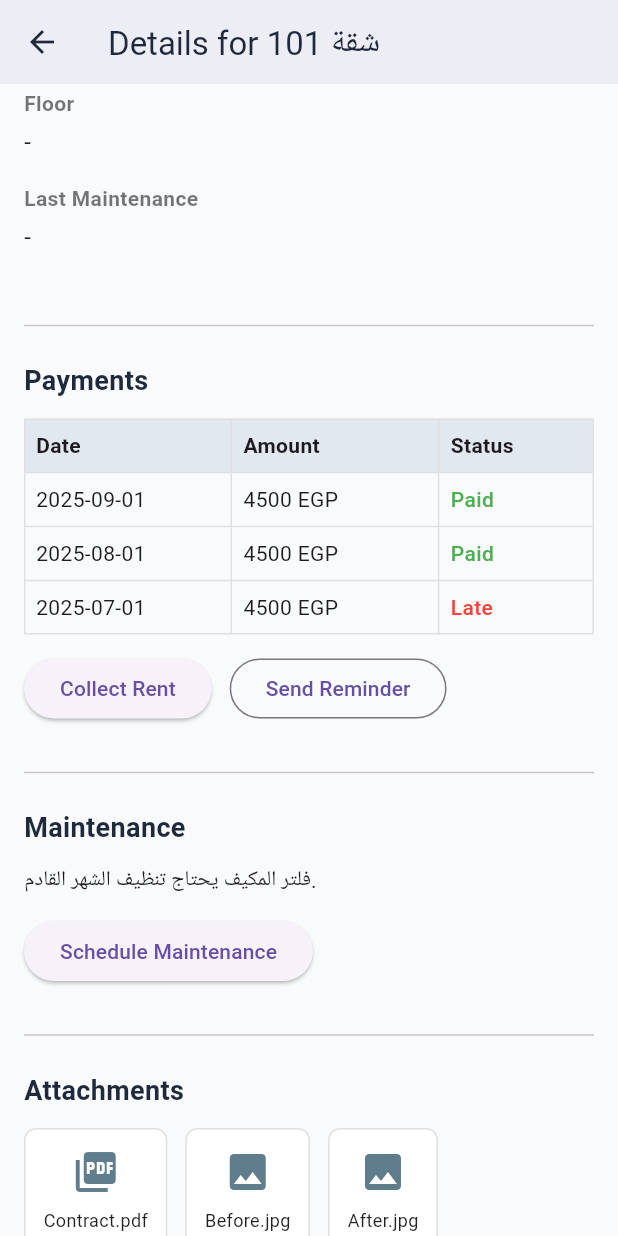
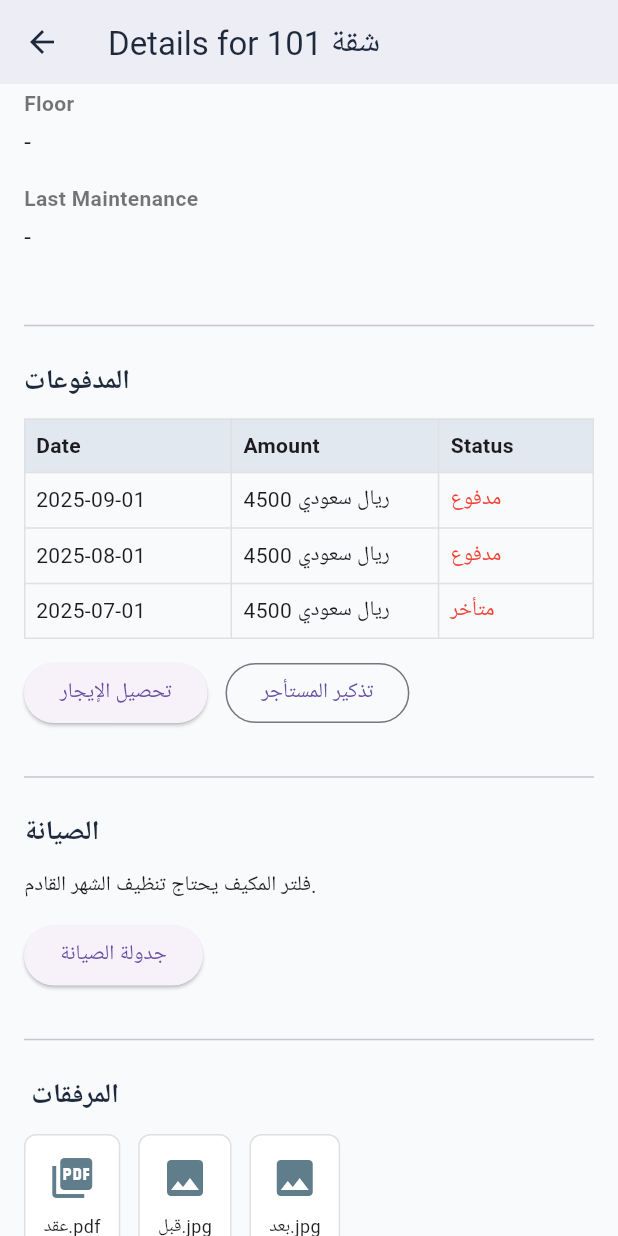
Before and after one commit to engbasel/DemaSyste, a Flutter app: the RoomDetailsView screen opened directly with sample values from the repository, scrolled down 576 dp, on a phone screen of 412 x 824 dp. Run offline on Flutter 3.47's test engine with Material 3 defaults, Android fonts, the phone set to English and light mode, and no system bars; our stand-ins replace fl_chart; network calls fail.

Commit message:
`Switched currency from EGP to SAR in the app, updated Xcode scheme to enable SARU validation mode.`

```diff
--- a/lib/views/Rooms/RoomDetailsView.dart
+++ b/lib/views/Rooms/RoomDetailsView.dart
@@ -78,7 +78,7 @@ class RoomDetailsView extends StatelessWidget {
                   const SizedBox(height: 16),
                   _buildDetailRow(
                     'Rent',
-                    '${room.rentAmount.toStringAsFixed(2)} EGP / month',
+                    '${room.rentAmount.toStringAsFixed(2)} SAR / month',
                   ),
                   const SizedBox(height: 16),
                   _buildDetailRow('Area', '${room.area ?? 0} m²'),
@@ -107,7 +107,7 @@ class RoomDetailsView extends StatelessWidget {
                       crossAxisAlignment: CrossAxisAlignment.start,
                       children: [
                         const Text(
-                          'Tenant Info',
+                          'معلومات المستأجر',
                           style: TextStyle(
                             fontSize: 18,
                             fontWeight: FontWeight.bold,
@@ -115,9 +115,9 @@ class RoomDetailsView extends StatelessWidget {
                           ),
                         ),
                         const SizedBox(height: 12),
-                        _buildDetailRow('Name', room.tenantName!),
+                        _buildDetailRow('الاسم', room.tenantName!),
                         const SizedBox(height: 8),
-                        _buildDetailRow('Phone', room.tenantPhone ?? '-'),
+                        _buildDetailRow('الهاتف', room.tenantPhone ?? '-'),
                         const SizedBox(height: 12),
                         Row(
                           children: [
@@ -126,7 +126,7 @@ class RoomDetailsView extends StatelessWidget {
                                 // TODO: اتصال مباشر
                               },
                               icon: const Icon(Icons.phone),
-                              label: const Text('Call'),
+                              label: const Text('اتصل'),
                             ),
                             const SizedBox(width: 12),
                             ElevatedButton.icon(
@@ -134,7 +134,7 @@ class RoomDetailsView extends StatelessWidget {
                                 // TODO: إرسال رسالة
                               },
                               icon: const Icon(Icons.message),
-                              label: const Text('Message'),
+                              label: const Text('رسالة'),
                             ),
                           ],
                         ),
@@ -144,7 +144,7 @@ class RoomDetailsView extends StatelessWidget {
 
                   // 💰 قسم المدفوعات
                   const Text(
-                    'Payments',
+                    'المدفوعات',
                     style: TextStyle(
                       fontSize: 18,
                       fontWeight: FontWeight.bold,
@@ -160,14 +160,14 @@ class RoomDetailsView extends StatelessWidget {
                         onPressed: () {
                           // TODO: تحصيل الإيجار
                         },
-                        child: const Text('Collect Rent'),
+                        child: const Text('تحصيل الإيجار'),
                       ),
                       const SizedBox(width: 12),
                       OutlinedButton(
                         onPressed: () {
                           // TODO: تذكير المستأجر
                         },
-                        child: const Text('Send Reminder'),
+                        child: const Text('تذكير المستأجر'),
                       ),
                     ],
                   ),
@@ -178,7 +178,7 @@ class RoomDetailsView extends StatelessWidget {
 
                   // 🔧 قسم الصيانة
                   const Text(
-                    'Maintenance',
+                    'الصيانة',
                     style: TextStyle(
                       fontSize: 18,
                       fontWeight: FontWeight.bold,
@@ -192,7 +192,7 @@ class RoomDetailsView extends StatelessWidget {
                     onPressed: () {
                       // TODO: جدولة صيانة
                     },
-                    child: const Text('Schedule Maintenance'),
+                    child: const Text('جدولة الصيانة'),
                   ),
 
                   const SizedBox(height: 24),
@@ -201,7 +201,7 @@ class RoomDetailsView extends StatelessWidget {
 
                   // 📂 المرفقات
                   const Text(
-                    'Attachments',
+                    ' المرفقات',
                     style: TextStyle(
                       fontSize: 18,
                       fontWeight: FontWeight.bold,
@@ -212,12 +212,9 @@ class RoomDetailsView extends StatelessWidget {
                   Wrap(
                     spacing: 12,
                     children: [
-                      _buildAttachmentCard(
-                        Icons.picture_as_pdf,
-                        'Contract.pdf',
-                      ),
-                      _buildAttachmentCard(Icons.image, 'Before.jpg'),
-                      _buildAttachmentCard(Icons.image, 'After.jpg'),
+                      _buildAttachmentCard(Icons.picture_as_pdf, 'عقد.pdf'),
+                      _buildAttachmentCard(Icons.image, 'قبل.jpg'),
+                      _buildAttachmentCard(Icons.image, 'بعد.jpg'),
                     ],
                   ),
                 ],
@@ -252,9 +249,9 @@ class RoomDetailsView extends StatelessWidget {
 
   Widget _buildPaymentsTable() {
     final dummyPayments = [
-      {'date': '2025-09-01', 'amount': '4500 EGP', 'status': 'Paid'},
-      {'date': '2025-08-01', 'amount': '4500 EGP', 'status': 'Paid'},
-      {'date': '2025-07-01', 'amount': '4500 EGP', 'status': 'Late'},
+      {'date': '2025-09-01', 'amount': '4500 ريال سعودي', 'status': 'مدفوع'},
+      {'date': '2025-08-01', 'amount': '4500 ريال سعودي', 'status': 'مدفوع'},
+      {'date': '2025-07-01', 'amount': '4500 ريال سعودي', 'status': 'متأخر'},
     ];
 
     return Table(
--- a/lib/views/Rooms/RoomsView.dart
+++ b/lib/views/Rooms/RoomsView.dart
@@ -283,7 +283,7 @@ class _RoomsViewState extends State<RoomsView> {
           ],
         ),
         const SizedBox(height: 12),
-        Text("Price Range: ${minPrice.round()} - ${maxPrice.round()} EGP"),
+        Text("Price Range: ${minPrice.round()} - ${maxPrice.round()} SAR"),
         RangeSlider(
           values: RangeValues(minPrice, maxPrice),
           min: 2000,
```
Also changed, not shown: 2 other files.
